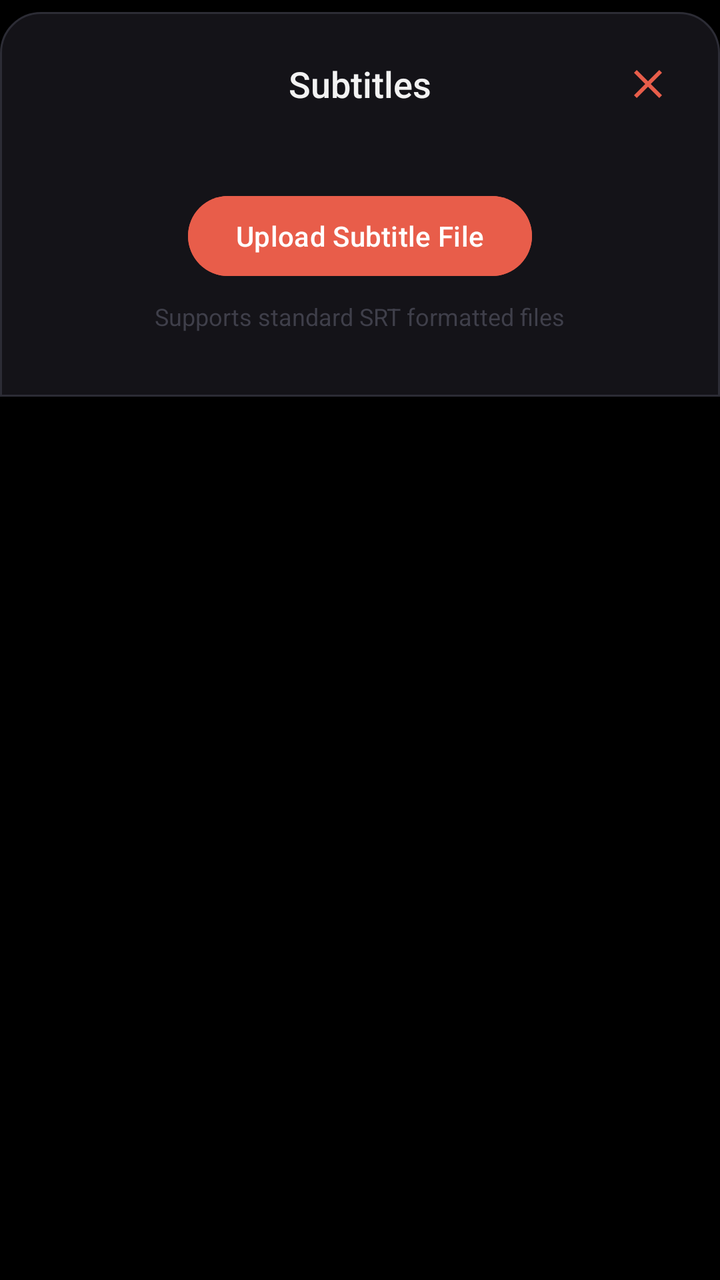
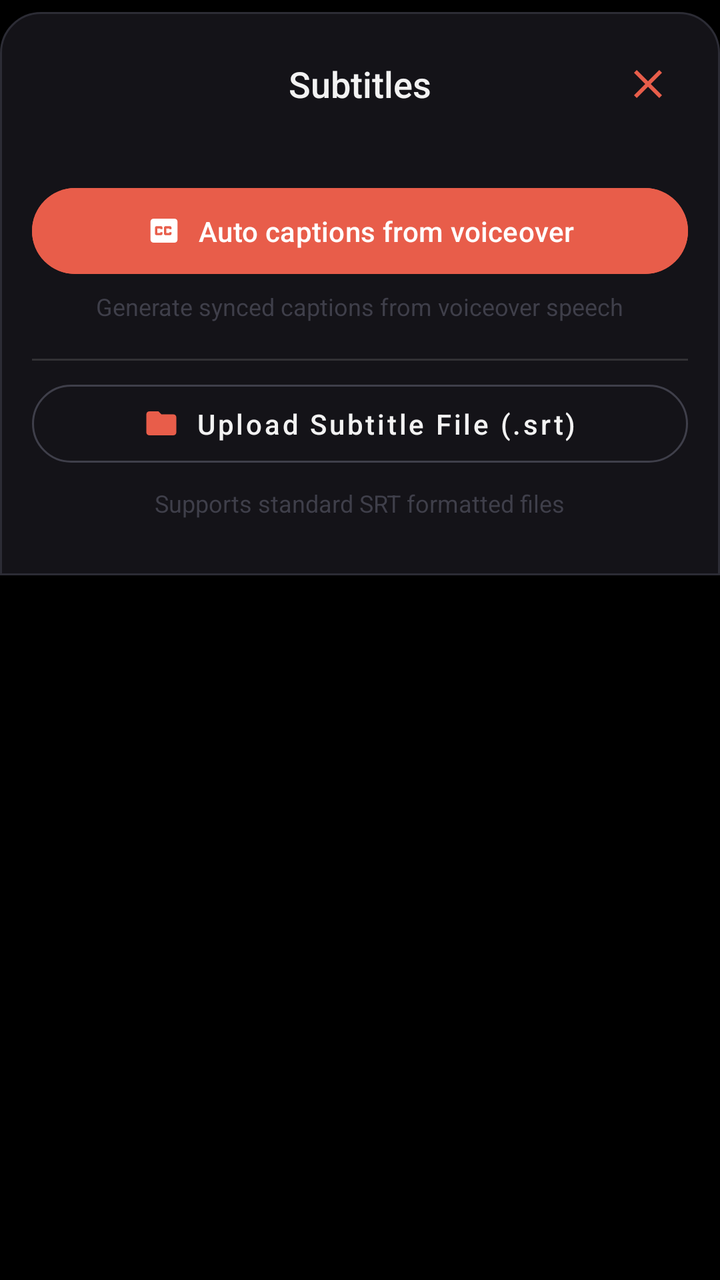

Compare the two renders of this Android layout. The source of the first and the diff that turns it into the second are given below.
<!-- AndroidManifest.xml: application theme AppTheme -->
<!-- res/layout/subtitles_editing_toolbar.xml -->
<?xml version="1.0" encoding="utf-8"?>
<LinearLayout xmlns:android="http://schemas.android.com/apk/res/android"
    xmlns:app="http://schemas.android.com/apk/res-auto"
    android:layout_width="match_parent"
    android:layout_height="wrap_content"
    android:orientation="vertical"
    android:background="@android:color/transparent">

    <LinearLayout
        android:layout_width="match_parent"
        android:layout_height="wrap_content"
        android:orientation="vertical"
        android:layout_marginTop="6dp"
        android:background="@drawable/bg_bottom_nav_docked"
        android:paddingVertical="16dp"
        android:paddingHorizontal="16dp"
        android:elevation="12dp">

        <RelativeLayout
            android:layout_width="match_parent"
            android:layout_height="wrap_content"
            android:layout_marginBottom="16dp">

            <TextView
                android:layout_width="wrap_content"
                android:layout_height="wrap_content"
                android:layout_centerInParent="true"
                android:fontFamily="sans-serif-medium"
                android:text="@string/str_subtitles"
                android:textColor="@color/textColor"
                android:textSize="18sp" />

            <ImageButton
                android:id="@+id/btnCloseSubtitlesSheet"
                android:layout_width="40dp"
                android:layout_height="40dp"
                android:layout_alignParentEnd="true"
                android:background="?attr/selectableItemBackgroundBorderless"
                android:src="@drawable/ic_close_24"
                android:padding="8dp"
                android:scaleType="fitCenter"
                app:tint="@color/activeTool" />
        </RelativeLayout>

        
        <LinearLayout
            android:id="@+id/layoutNoSubtitles"
            android:layout_width="match_parent"
            android:layout_height="wrap_content"
            android:orientation="vertical"
            android:gravity="center"
            android:paddingVertical="16dp">

            <com.google.android.material.button.MaterialButton
                android:id="@+id/btnUploadSrt"
                android:layout_width="wrap_content"
                android:layout_height="wrap_content"
                android:text="@string/str_upload_subtitle_file"
                android:textAllCaps="false"
                android:textColor="@color/onPrimaryContainer"
                android:backgroundTint="@color/colorPrimary"
                app:cornerRadius="24dp"
                android:paddingHorizontal="24dp"
                android:paddingVertical="8dp"
                android:textSize="14sp"
                android:fontFamily="sans-serif-medium"/>
            
            <TextView
                android:layout_width="wrap_content"
                android:layout_height="wrap_content"
                android:layout_marginTop="8dp"
                android:text="@string/str_supports_standard_srt_formatte"
                android:textColor="@color/outline"
                android:textSize="12sp"/>
        </LinearLayout>

        
        <LinearLayout
            android:id="@+id/layoutHasSubtitles"
            android:layout_width="match_parent"
            android:layout_height="wrap_content"
            android:orientation="vertical"
            android:visibility="gone"
            android:paddingVertical="8dp">

            <LinearLayout
                android:layout_width="match_parent"
                android:layout_height="wrap_content"
                android:orientation="horizontal"
                android:gravity="center_vertical"
                android:background="@drawable/bg_bottom_nav"
                android:padding="8dp"
                android:layout_marginBottom="12dp">

                <ImageView
                    android:layout_width="24dp"
                    android:layout_height="24dp"
                    android:src="@drawable/ic_closed_caption_24"
                    app:tint="@color/colorPrimary" />

                <TextView
                    android:id="@+id/tvSubtitleFileName"
                    android:layout_width="0dp"
                    android:layout_height="wrap_content"
                    android:layout_weight="1"
                    android:layout_marginStart="12dp"
                    android:text="@string/str_subtitles_srt"
                    android:textColor="@color/textColor"
                    android:textSize="14sp"
                    android:maxLines="1"
                    android:ellipsize="end"
                    android:fontFamily="sans-serif-medium" />

                 <ImageButton
                    android:id="@+id/btnChangeSrt"
                    android:layout_width="40dp"
                    android:layout_height="40dp"
                    android:background="?attr/selectableItemBackgroundBorderless"
                    android:src="@drawable/ic_swap_24"
                    android:padding="8dp"
                    android:scaleType="fitCenter"
                    app:tint="@color/colorPrimary"
                    android:contentDescription="Change Subtitle File" />
            </LinearLayout>

            
            <LinearLayout
                android:layout_width="match_parent"
                android:layout_height="wrap_content"
                android:orientation="horizontal"
                android:gravity="center_vertical"
                android:layout_marginBottom="8dp">

                <TextView
                    android:layout_width="60dp"
                    android:layout_height="wrap_content"
                    android:text="Font"
                    android:textColor="@color/textColor"
                    android:textSize="14sp"
                    android:fontFamily="sans-serif-medium" />

                <LinearLayout
                    android:id="@+id/btnSelectSubtitleFont"
                    android:layout_width="0dp"
                    android:layout_height="44dp"
                    android:layout_weight="1"
                    android:orientation="horizontal"
                    android:gravity="center_vertical"
                    android:paddingHorizontal="12dp"
                    android:background="@drawable/tool_button_inactive"
                    android:clickable="true"
                    android:focusable="true">

                    <TextView
                        android:id="@+id/tvSelectedSubtitleFontName"
                        android:layout_width="0dp"
                        android:layout_height="wrap_content"
                        android:layout_weight="1"
                        android:text="Roboto Regular"
                        android:textColor="@color/textColor"
                        android:textSize="14sp"
                        android:ellipsize="end"
                        android:maxLines="1" />

                    <ImageView
                        android:layout_width="20dp"
                        android:layout_height="20dp"
                        android:src="@drawable/ic_arrow_drop_down_24"
                        app:tint="@color/textColor" />
                </LinearLayout>
            </LinearLayout>

            
            <LinearLayout
                android:layout_width="match_parent"
                android:layout_height="56dp"
                android:orientation="horizontal"
                android:gravity="center_vertical"
                android:layout_marginBottom="12dp">

                <ImageView
                    android:layout_width="24dp"
                    android:layout_height="24dp"
                    android:src="@drawable/ic_text_24"
                    app:tint="@color/iconSecondary" />

                <com.google.android.material.slider.Slider
                    android:id="@+id/subtitleFontSizeSlider"
                    android:layout_width="0dp"
                    android:layout_height="wrap_content"
                    android:layout_weight="1"
                    android:valueFrom="10.0"
                    android:valueTo="80.0"
                    android:value="22.0"
                    android:stepSize="1.0"
                    app:thumbColor="@color/colorPrimary"
                    app:trackColorActive="@color/colorPrimary" />

                <TextView
                    android:id="@+id/tvSubtitleFontSizeValue"
                    android:layout_width="40dp"
                    android:layout_height="wrap_content"
                    android:gravity="end"
                    android:text="@string/str_22"
                    android:textColor="@color/textColor"
                    android:textSize="14sp"
                    android:fontFamily="sans-serif-medium" />
            </LinearLayout>

            <LinearLayout
                android:layout_width="match_parent"
                android:layout_height="wrap_content"
                android:orientation="horizontal"
                android:gravity="center"
                android:layout_marginTop="8dp">

                <com.google.android.material.button.MaterialButton
                    android:id="@+id/btnDeleteSrt"
                    android:layout_width="0dp"
                    android:layout_height="wrap_content"
                    android:layout_weight="1"
                    android:text="@string/str_remove"
                    style="@style/Widget.MaterialComponents.Button.OutlinedButton"
                    android:textAllCaps="false"
                    android:textColor="#F44336"
                    app:strokeColor="#F44336"
                    app:cornerRadius="24dp"
                    android:layout_marginEnd="12dp"/>

                <com.google.android.material.button.MaterialButton
                    android:id="@+id/btnSaveSubtitles"
                    android:layout_width="0dp"
                    android:layout_height="wrap_content"
                    android:layout_weight="1"
                    android:text="@string/str_save"
                    android:backgroundTint="@color/colorPrimary"
                    android:textColor="@android:color/white"
                    app:cornerRadius="24dp"
                    android:textAllCaps="false"/>
            </LinearLayout>
        </LinearLayout>
    </LinearLayout>
</LinearLayout>
<!-- resources referenced by this layout -->
<resources>
  <color name="activeTool">#E85D4A</color>
  <color name="colorPrimary">#E85D4A</color>
  <color name="iconSecondary">#8A8A93</color>
  <color name="onPrimaryContainer">#FFFFFF</color>
  <color name="outline">#3F3F4A</color>
  <color name="textColor">#F2F2F2</color>
  <!-- drawable bg_bottom_nav (drawable) -->
  <shape xmlns:android="http://schemas.android.com/apk/res/android">
      <solid android:color="@color/background" />
      <corners android:topLeftRadius="32dp" android:topRightRadius="32dp" />
  </shape>
  <!-- drawable bg_bottom_nav_docked (drawable) -->
  <?xml version="1.0" encoding="utf-8"?>
  <shape xmlns:android="http://schemas.android.com/apk/res/android"
      android:shape="rectangle">
      <solid android:color="#141318" />
      <corners
          android:topLeftRadius="20dp"
          android:topRightRadius="20dp" />
      <stroke
          android:width="1dp"
          android:color="#2C2C35" />
  </shape>
  <!-- drawable ic_arrow_drop_down_24 (drawable) -->
  <vector xmlns:android="http://schemas.android.com/apk/res/android"
      android:width="24dp"
      android:height="24dp"
      android:viewportWidth="24"
      android:viewportHeight="24">
    <path
        android:fillColor="#FFFFFFFF"
        android:pathData="M7,10l5,5 5,-5z"/>
  </vector>
  <!-- drawable ic_close_24 (drawable) -->
  <vector xmlns:android="http://schemas.android.com/apk/res/android" android:height="24dp" android:tint="#FFFFFF" android:viewportHeight="24" android:viewportWidth="24" android:width="24dp">
        
      <path android:fillColor="@android:color/white" android:pathData="M19,6.41L17.59,5 12,10.59 6.41,5 5,6.41 10.59,12 5,17.59 6.41,19 12,13.41 17.59,19 19,17.59 13.41,12z"/>
      
  </vector>
  <!-- drawable ic_swap_24 (drawable) -->
  <vector xmlns:android="http://schemas.android.com/apk/res/android"
      android:width="24dp"
      android:height="24dp"
      android:viewportWidth="24"
      android:viewportHeight="24">
    <path
        android:fillColor="#FFFFFFFF"
        android:pathData="M19,8l-4,-4v3H5v2h10v3L19,8z M5,16l4,4v-3h10v-2H9v-3L5,16z"/>
  </vector>
  <!-- drawable tool_button_inactive (drawable) -->
  <?xml version="1.0" encoding="utf-8"?>
  <shape xmlns:android="http://schemas.android.com/apk/res/android"
      android:shape="rectangle">
      <solid android:color="@color/inactiveToolBackground" />
      <corners android:radius="14dp" />
  </shape>
  <string name="str_22">22</string>
  <string name="str_remove">Remove</string>
  <string name="str_save">Save</string>
  <string name="str_subtitles">Subtitles</string>
  <string name="str_subtitles_srt">subtitles.srt</string>
  <string name="str_supports_standard_srt_formatte">Supports standard SRT formatted files</string>
  <string name="str_upload_subtitle_file">Upload Subtitle File</string>
  <color name="background">#000000</color>
  <color name="inactiveToolBackground">#111114</color>
  <color name="colorPrimaryVariant">#C44535</color>
  <color name="colorOnPrimary">#FFFFFF</color>
  <color name="colorSecondary">#F58658</color>
  <color name="colorSecondaryVariant">#D36C40</color>
  <color name="colorOnSecondary">#FFFFFF</color>
  <color name="navigationBarColor">#000000</color>
  <color name="statusBarColor">#000000</color>
  <!-- unchanged entries left out for length: 3 -->
</resources>

<!-- the commit's change to res/layout/subtitles_editing_toolbar.xml (unified diff, before → after) -->
@@ -49,29 +49,144 @@
             android:layout_height="wrap_content"
             android:orientation="vertical"
             android:gravity="center"
-            android:paddingVertical="16dp">
+            android:paddingVertical="12dp">
+
+            <com.google.android.material.button.MaterialButton
+                android:id="@+id/btnAutoCaptions"
+                android:layout_width="match_parent"
+                android:layout_height="wrap_content"
+                android:text="@string/str_auto_captions_from_voiceover"
+                app:icon="@drawable/ic_closed_caption_24"
+                app:iconGravity="textStart"
+                app:iconPadding="8dp"
+                android:textAllCaps="false"
+                android:textColor="@android:color/white"
+                android:backgroundTint="@color/colorPrimary"
+                app:cornerRadius="24dp"
+                android:paddingVertical="12dp"
+                android:textSize="14sp"
+                android:fontFamily="sans-serif-medium"/>
+
+            <TextView
+                android:layout_width="wrap_content"
+                android:layout_height="wrap_content"
+                android:layout_marginTop="4dp"
+                android:layout_marginBottom="12dp"
+                android:text="@string/str_auto_captions_desc"
+                android:textColor="@color/outline"
+                android:textSize="12sp"/>
+
+            <View
+                android:layout_width="match_parent"
+                android:layout_height="1dp"
+                android:background="#20FFFFFF"
+                android:layout_marginVertical="6dp" />
 
             <com.google.android.material.button.MaterialButton
                 android:id="@+id/btnUploadSrt"
-                android:layout_width="wrap_content"
+                android:layout_width="match_parent"
                 android:layout_height="wrap_content"
                 android:text="@string/str_upload_subtitle_file"
+                style="@style/Widget.MaterialComponents.Button.OutlinedButton"
+                app:icon="@drawable/ic_folder_24"
+                app:iconGravity="textStart"
+                app:iconPadding="8dp"
                 android:textAllCaps="false"
-                android:textColor="@color/onPrimaryContainer"
-                android:backgroundTint="@color/colorPrimary"
+                android:textColor="@color/textColor"
+                app:strokeColor="@color/outline"
                 app:cornerRadius="24dp"
-                android:paddingHorizontal="24dp"
-                android:paddingVertical="8dp"
+                android:paddingVertical="10dp"
                 android:textSize="14sp"
                 android:fontFamily="sans-serif-medium"/>
             
             <TextView
                 android:layout_width="wrap_content"
                 android:layout_height="wrap_content"
-                android:layout_marginTop="8dp"
+                android:layout_marginTop="6dp"
                 android:text="@string/str_supports_standard_srt_formatte"
                 android:textColor="@color/outline"
                 android:textSize="12sp"/>
+        </LinearLayout>
+
+        
+        <LinearLayout
+            android:id="@+id/layoutAutoCaptionsActive"
+            android:layout_width="match_parent"
+            android:layout_height="wrap_content"
+            android:orientation="vertical"
+            android:visibility="gone"
+            android:paddingVertical="8dp">
+
+            <LinearLayout
+                android:layout_width="match_parent"
+                android:layout_height="wrap_content"
+                android:orientation="horizontal"
+                android:gravity="center_vertical"
+                android:background="@drawable/bg_bottom_nav"
+                android:padding="10dp"
+                android:layout_marginBottom="12dp">
+
+                <ImageView
+                    android:layout_width="24dp"
+                    android:layout_height="24dp"
+                    android:src="@drawable/ic_closed_caption_24"
+                    app:tint="@color/colorPrimary" />
+
+                <TextView
+                    android:id="@+id/tvAutoCaptionsStatus"
+                    android:layout_width="0dp"
+                    android:layout_height="wrap_content"
+                    android:layout_weight="1"
+                    android:layout_marginStart="12dp"
+                    android:text="Auto Captions: 0 cues"
+                    android:textColor="@color/textColor"
+                    android:textSize="14sp"
+                    android:fontFamily="sans-serif-medium" />
+
+                <ImageButton
+                    android:id="@+id/btnRegenerateAutoCaptions"
+                    android:layout_width="36dp"
+                    android:layout_height="36dp"
+                    android:background="?attr/selectableItemBackgroundBorderless"
+                    android:src="@drawable/ic_swap_24"
+                    android:padding="6dp"
+                    android:scaleType="fitCenter"
+                    app:tint="@color/colorPrimary"
+                    android:contentDescription="Regenerate Captions" />
+            </LinearLayout>
+
+            <LinearLayout
+                android:layout_width="match_parent"
+                android:layout_height="wrap_content"
+                android:orientation="horizontal"
+                android:gravity="center"
+                android:layout_marginTop="4dp">
+
+                <com.google.android.material.button.MaterialButton
+                    android:id="@+id/btnRemoveAutoCaptions"
+                    android:layout_width="0dp"
+                    android:layout_height="wrap_content"
+                    android:layout_weight="1"
+                    android:text="@string/str_remove_auto_captions"
+                    style="@style/Widget.MaterialComponents.Button.OutlinedButton"
+                    android:textAllCaps="false"
+                    android:textColor="#F44336"
+                    app:strokeColor="#F44336"
+                    app:cornerRadius="24dp"
+                    android:layout_marginEnd="8dp"/>
+
+                <com.google.android.material.button.MaterialButton
+                    android:id="@+id/btnAddSrtAlternative"
+                    android:layout_width="0dp"
+                    android:layout_height="wrap_content"
+                    android:layout_weight="1"
+                    android:text="Upload .SRT"
+                    style="@style/Widget.MaterialComponents.Button.OutlinedButton"
+                    android:textAllCaps="false"
+                    android:textColor="@color/textColor"
+                    app:strokeColor="@color/outline"
+                    app:cornerRadius="24dp"/>
+            </LinearLayout>
         </LinearLayout>
 
         
<!-- resource entries referenced after the edit -->
@@ -3,7 +3,6 @@
   <color name="activeTool">#E85D4A</color>
   <color name="colorPrimary">#E85D4A</color>
   <color name="iconSecondary">#8A8A93</color>
-  <color name="onPrimaryContainer">#FFFFFF</color>
   <color name="outline">#3F3F4A</color>
   <color name="textColor">#F2F2F2</color>
   <!-- drawable bg_bottom_nav (drawable) -->
@@ -39,6 +38,16 @@
       <path android:fillColor="@android:color/white" android:pathData="M19,6.41L17.59,5 12,10.59 6.41,5 5,6.41 10.59,12 5,17.59 6.41,19 12,13.41 17.59,19 19,17.59 13.41,12z"/>
       
   </vector>
+  <!-- drawable ic_folder_24 (drawable) -->
+  <vector xmlns:android="http://schemas.android.com/apk/res/android"
+      android:width="24dp"
+      android:height="24dp"
+      android:viewportWidth="24"
+      android:viewportHeight="24">
+    <path
+        android:fillColor="#FF000000"
+        android:pathData="M10,4H4c-1.1,0 -1.99,0.9 -1.99,2L2,18c0,1.1 0.9,2 2,2h16c1.1,0 2,-0.9 2,-2V8c0,-1.1 -0.9,-2 -2,-2h-8l-2,-2z"/>
+  </vector>
   <!-- drawable ic_swap_24 (drawable) -->
   <vector xmlns:android="http://schemas.android.com/apk/res/android"
       android:width="24dp"
@@ -57,12 +66,15 @@
       <corners android:radius="14dp" />
   </shape>
   <string name="str_22">22</string>
+  <string name="str_auto_captions_desc">Generate synced captions from voiceover speech</string>
+  <string name="str_auto_captions_from_voiceover">Auto captions from voiceover</string>
   <string name="str_remove">Remove</string>
+  <string name="str_remove_auto_captions">Remove Auto Captions</string>
   <string name="str_save">Save</string>
   <string name="str_subtitles">Subtitles</string>
   <string name="str_subtitles_srt">subtitles.srt</string>
   <string name="str_supports_standard_srt_formatte">Supports standard SRT formatted files</string>
-  <string name="str_upload_subtitle_file">Upload Subtitle File</string>
+  <string name="str_upload_subtitle_file">Upload Subtitle File (.srt)</string>
   <color name="background">#000000</color>
   <color name="inactiveToolBackground">#111114</color>
   <color name="colorPrimaryVariant">#C44535</color>
